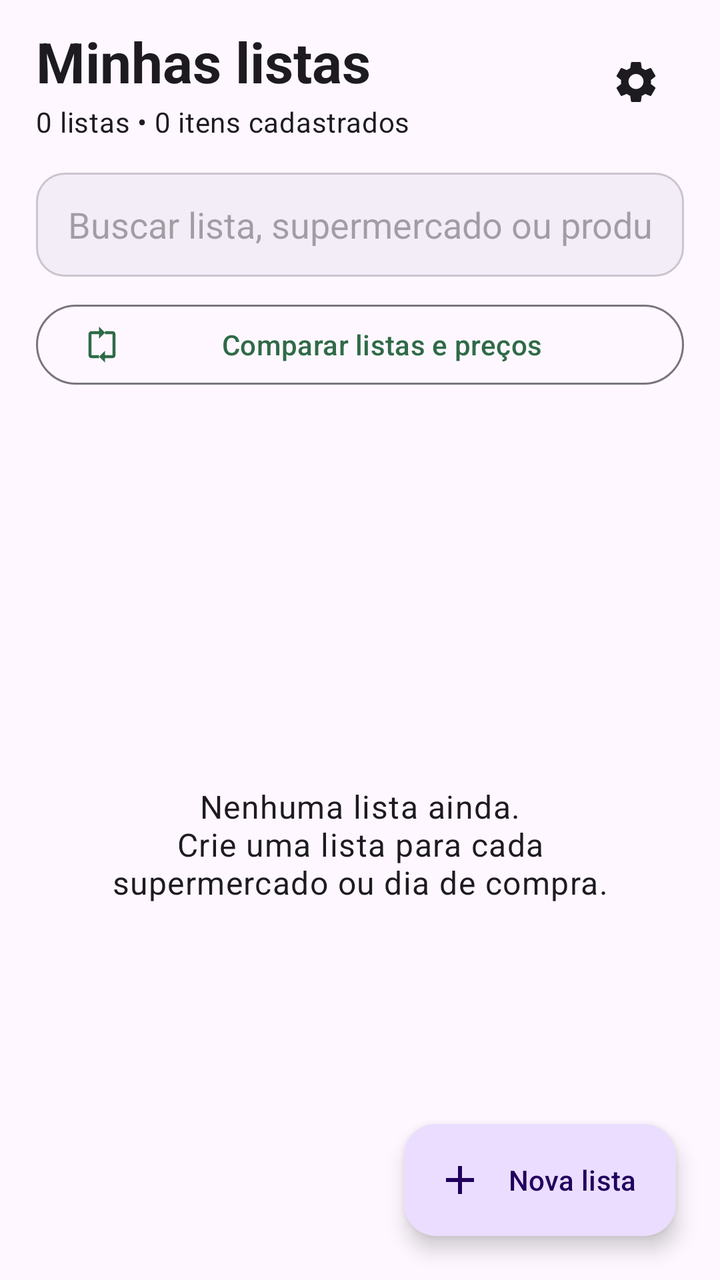
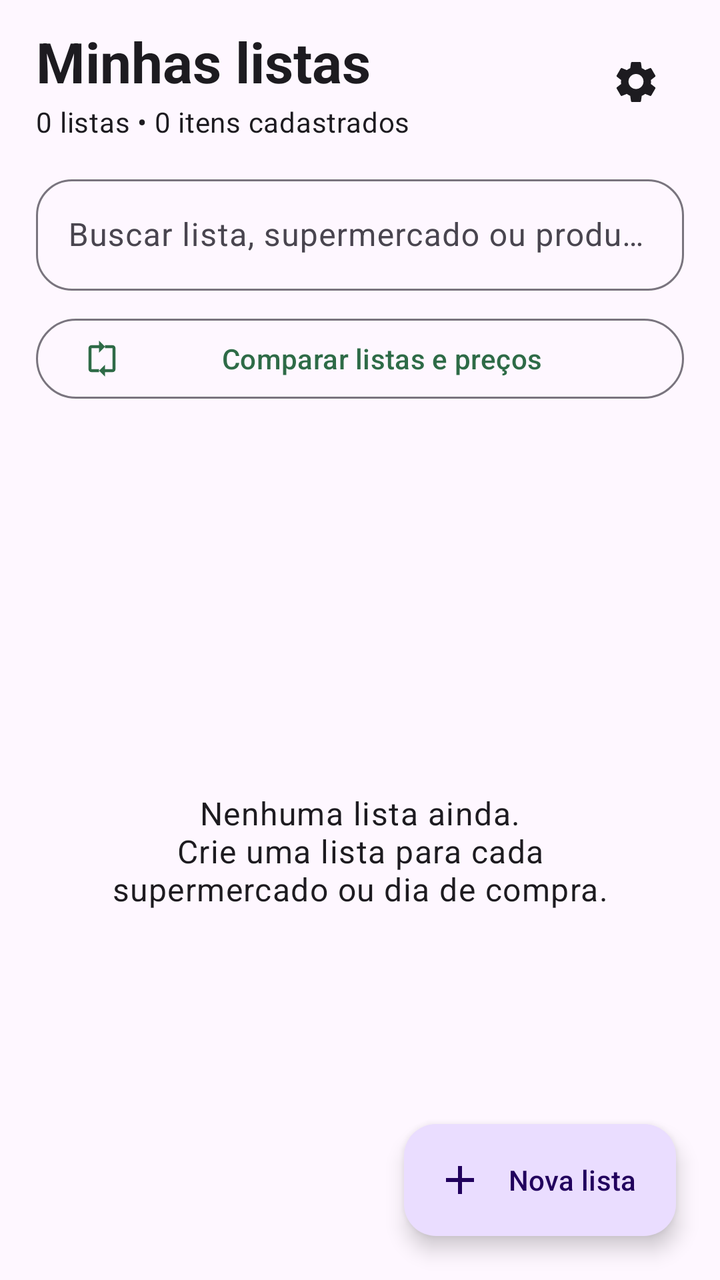

The first picture is an Android layout as it rendered before a commit; the second is the same layout after the commit. The layout source and the unified diff follow.
<!-- AndroidManifest.xml: application theme Theme.ListaMercado -->
<!-- res/layout/activity_main.xml -->
<?xml version="1.0" encoding="utf-8"?>
<androidx.coordinatorlayout.widget.CoordinatorLayout xmlns:android="http://schemas.android.com/apk/res/android"
    xmlns:app="http://schemas.android.com/apk/res-auto"
    android:layout_width="match_parent"
    android:layout_height="match_parent"
    android:background="?attr/colorSurface">

    <LinearLayout
        android:layout_width="match_parent"
        android:layout_height="match_parent"
        android:orientation="vertical"
        android:paddingStart="18dp"
        android:paddingTop="12dp"
        android:paddingEnd="18dp">

        <LinearLayout
            android:layout_width="match_parent"
            android:layout_height="wrap_content"
            android:gravity="center_vertical"
            android:orientation="horizontal">

            <LinearLayout
                android:layout_width="0dp"
                android:layout_height="wrap_content"
                android:layout_weight="1"
                android:orientation="vertical">

                <TextView
                    android:layout_width="match_parent"
                    android:layout_height="wrap_content"
                    android:text="Minhas listas"
                    android:textAppearance="@style/TextAppearance.Material3.HeadlineMedium"
                    android:textStyle="bold" />

                <TextView
                    android:id="@+id/textHomeSummary"
                    android:layout_width="match_parent"
                    android:layout_height="wrap_content"
                    android:layout_marginTop="2dp"
                    android:text="0 listas • 0 itens cadastrados"
                    android:textAppearance="@style/TextAppearance.Material3.BodyMedium" />
            </LinearLayout>

            <ImageButton
                android:id="@+id/buttonSettings"
                android:layout_width="48dp"
                android:layout_height="48dp"
                android:background="?attr/selectableItemBackgroundBorderless"
                android:contentDescription="Configurações"
                android:padding="12dp"
                android:src="@drawable/ic_settings" />
        </LinearLayout>

        <EditText
            android:id="@+id/inputSearchLists"
            android:layout_width="match_parent"
            android:layout_height="52dp"
            android:layout_marginTop="16dp"
            android:background="@drawable/bg_input"
            android:hint="Buscar lista, supermercado ou produto"
            android:imeOptions="actionDone"
            android:inputType="text"
            android:paddingHorizontal="16dp"
            android:singleLine="true" />

        <com.google.android.material.button.MaterialButton
            android:id="@+id/buttonCompare"
            style="@style/Widget.Material3.Button.OutlinedButton"
            android:layout_width="match_parent"
            android:layout_height="wrap_content"
            android:layout_marginTop="10dp"
            android:text="Comparar listas e preços"
            app:icon="@drawable/ic_compare" />

        <FrameLayout
            android:layout_width="match_parent"
            android:layout_height="0dp"
            android:layout_weight="1"
            android:layout_marginTop="8dp">

            <androidx.recyclerview.widget.RecyclerView
                android:id="@+id/recyclerLists"
                android:layout_width="match_parent"
                android:layout_height="match_parent"
                android:clipToPadding="false"
                android:paddingBottom="96dp" />

            <TextView
                android:id="@+id/textEmptyLists"
                android:layout_width="match_parent"
                android:layout_height="wrap_content"
                android:layout_gravity="center"
                android:gravity="center"
                android:padding="32dp"
                android:text="Nenhuma lista ainda.\nCrie uma lista para cada supermercado ou dia de compra."
                android:textAppearance="@style/TextAppearance.Material3.BodyLarge" />
        </FrameLayout>
    </LinearLayout>

    <com.google.android.material.floatingactionbutton.ExtendedFloatingActionButton
        android:id="@+id/fabNewList"
        android:layout_width="wrap_content"
        android:layout_height="wrap_content"
        android:layout_gravity="bottom|end"
        android:layout_margin="22dp"
        android:contentDescription="Criar nova lista"
        android:text="Nova lista"
        app:icon="@drawable/ic_add" />

</androidx.coordinatorlayout.widget.CoordinatorLayout>
<!-- resources referenced by this layout -->
<resources>
  <!-- drawable bg_input (drawable) -->
  <?xml version="1.0" encoding="utf-8"?>
  <shape xmlns:android="http://schemas.android.com/apk/res/android" android:shape="rectangle">
      <solid android:color="?attr/colorSurfaceContainer" />
      <corners android:radius="14dp" />
      <stroke android:width="1dp" android:color="?attr/colorOutlineVariant" />
  </shape>
  <!-- drawable ic_add (drawable) -->
  <vector xmlns:android="http://schemas.android.com/apk/res/android" android:width="24dp" android:height="24dp" android:viewportWidth="24" android:viewportHeight="24">
      <path android:fillColor="@android:color/white" android:pathData="M19,13h-6v6h-2v-6H5v-2h6V5h2v6h6v2z" />
  </vector>
  <!-- drawable ic_compare (drawable) -->
  <vector xmlns:android="http://schemas.android.com/apk/res/android" android:width="24dp" android:height="24dp" android:viewportWidth="24" android:viewportHeight="24">
      <path android:fillColor="?attr/colorOnSurface" android:pathData="M10,3H5c-1.1,0 -2,0.9 -2,2v14c0,1.1 0.9,2 2,2h5v-2H5V5h5v3l4,-4 -4,-4v3zM19,3h-5v2h5v14h-5v-3l-4,4 4,4v-3h5c1.1,0 2,-0.9 2,-2V5c0,-1.1 -0.9,-2 -2,-2z" />
  </vector>
  <!-- drawable ic_settings (drawable) -->
  <vector xmlns:android="http://schemas.android.com/apk/res/android" android:width="24dp" android:height="24dp" android:viewportWidth="24" android:viewportHeight="24">
      <path android:fillColor="?attr/colorOnSurface" android:pathData="M19.43,12.98c0.04,-0.32 0.07,-0.65 0.07,-0.98s-0.02,-0.66 -0.07,-0.98l2.11,-1.65c0.19,-0.15 0.24,-0.42 0.12,-0.64l-2,-3.46c-0.12,-0.22 -0.37,-0.31 -0.6,-0.22l-2.49,1c-0.52,-0.4 -1.08,-0.73 -1.69,-0.98L14.5,2.42C14.47,2.18 14.25,2 14,2h-4c-0.25,0 -0.46,0.18 -0.5,0.42L9.12,5.07c-0.61,0.25 -1.18,0.59 -1.69,0.98l-2.49,-1c-0.23,-0.08 -0.48,0 -0.6,0.22l-2,3.46c-0.13,0.22 -0.07,0.49 0.12,0.64l2.11,1.65c-0.04,0.32 -0.08,0.66 -0.08,0.98s0.03,0.66 0.08,0.98l-2.11,1.65c-0.19,0.15 -0.24,0.42 -0.12,0.64l2,3.46c0.12,0.22 0.37,0.31 0.6,0.22l2.49,-1c0.52,0.4 1.08,0.73 1.69,0.98l0.38,2.65c0.04,0.24 0.25,0.42 0.5,0.42h4c0.25,0 0.46,-0.18 0.5,-0.42l0.38,-2.65c0.61,-0.25 1.18,-0.58 1.69,-0.98l2.49,1c0.23,0.08 0.48,0 0.6,-0.22l2,-3.46c0.12,-0.22 0.07,-0.49 -0.12,-0.64l-2.11,-1.65zM12,15.5A3.5,3.5 0,1 1,12 8a3.5,3.5 0,0 1,0 7.5z" />
  </vector>
  <style name="Theme.ListaMercado" parent="Theme.Material3.DayNight.NoActionBar">
          <item name="colorPrimary">@color/seed</item>
          <item name="android:navigationBarColor">?attr/colorSurface</item>
          <item name="android:statusBarColor">?attr/colorSurface</item>
          <item name="android:windowLightStatusBar" tools:targetApi="m">true</item>
      </style>
  <color name="seed">#2E6B47</color>
</resources>

<!-- the commit's change to res/layout/activity_main.xml (unified diff, before → after) -->
@@ -1,5 +1,5 @@
 <?xml version="1.0" encoding="utf-8"?>
-<androidx.coordinatorlayout.widget.CoordinatorLayout xmlns:android="http://schemas.android.com/apk/res/android"
+<androidx.coordinatorlayout.widget.CoordinatorLayout android:id="@+id/rootMain" xmlns:android="http://schemas.android.com/apk/res/android"
     xmlns:app="http://schemas.android.com/apk/res-auto"
     android:layout_width="match_parent"
     android:layout_height="match_parent"
@@ -51,17 +51,25 @@
                 android:src="@drawable/ic_settings" />
         </LinearLayout>
 
-        <EditText
-            android:id="@+id/inputSearchLists"
+        <com.google.android.material.textfield.TextInputLayout
+            style="@style/Widget.Material3.TextInputLayout.OutlinedBox"
             android:layout_width="match_parent"
-            android:layout_height="52dp"
-            android:layout_marginTop="16dp"
-            android:background="@drawable/bg_input"
+            android:layout_height="wrap_content"
+            android:layout_marginTop="14dp"
             android:hint="Buscar lista, supermercado ou produto"
-            android:imeOptions="actionDone"
-            android:inputType="text"
-            android:paddingHorizontal="16dp"
-            android:singleLine="true" />
+            app:boxCornerRadiusBottomEnd="18dp"
+            app:boxCornerRadiusBottomStart="18dp"
+            app:boxCornerRadiusTopEnd="18dp"
+            app:boxCornerRadiusTopStart="18dp">
+
+            <com.google.android.material.textfield.TextInputEditText
+                android:id="@+id/inputSearchLists"
+                android:layout_width="match_parent"
+                android:layout_height="wrap_content"
+                android:imeOptions="actionDone"
+                android:inputType="text"
+                android:maxLines="1" />
+        </com.google.android.material.textfield.TextInputLayout>
 
         <com.google.android.material.button.MaterialButton
             android:id="@+id/buttonCompare"
<!-- resource entries referenced after the edit -->
@@ -1,12 +1,5 @@
 <!-- resources referenced by this layout -->
 <resources>
-  <!-- drawable bg_input (drawable) -->
-  <?xml version="1.0" encoding="utf-8"?>
-  <shape xmlns:android="http://schemas.android.com/apk/res/android" android:shape="rectangle">
-      <solid android:color="?attr/colorSurfaceContainer" />
-      <corners android:radius="14dp" />
-      <stroke android:width="1dp" android:color="?attr/colorOutlineVariant" />
-  </shape>
   <!-- drawable ic_add (drawable) -->
   <vector xmlns:android="http://schemas.android.com/apk/res/android" android:width="24dp" android:height="24dp" android:viewportWidth="24" android:viewportHeight="24">
       <path android:fillColor="@android:color/white" android:pathData="M19,13h-6v6h-2v-6H5v-2h6V5h2v6h6v2z" />
